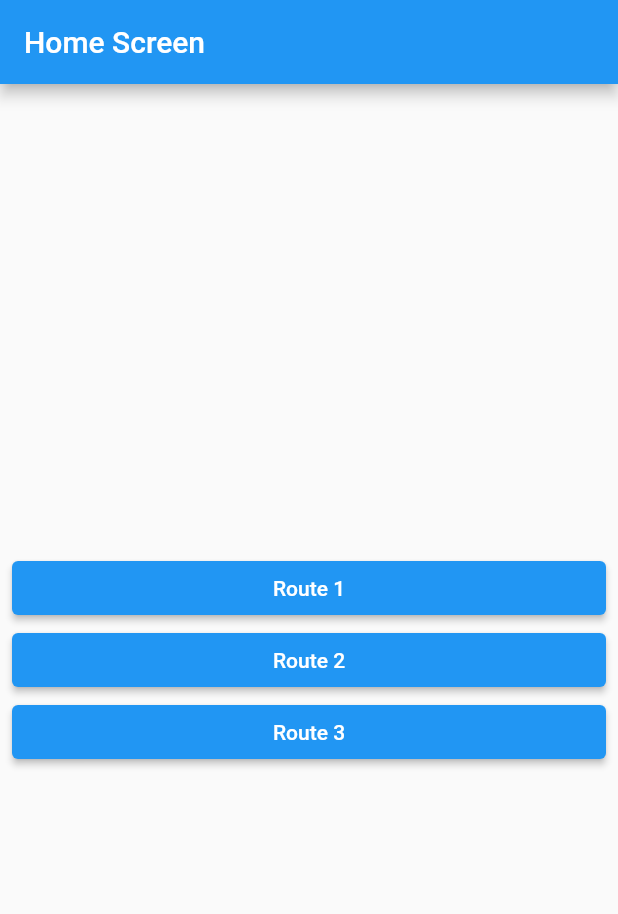
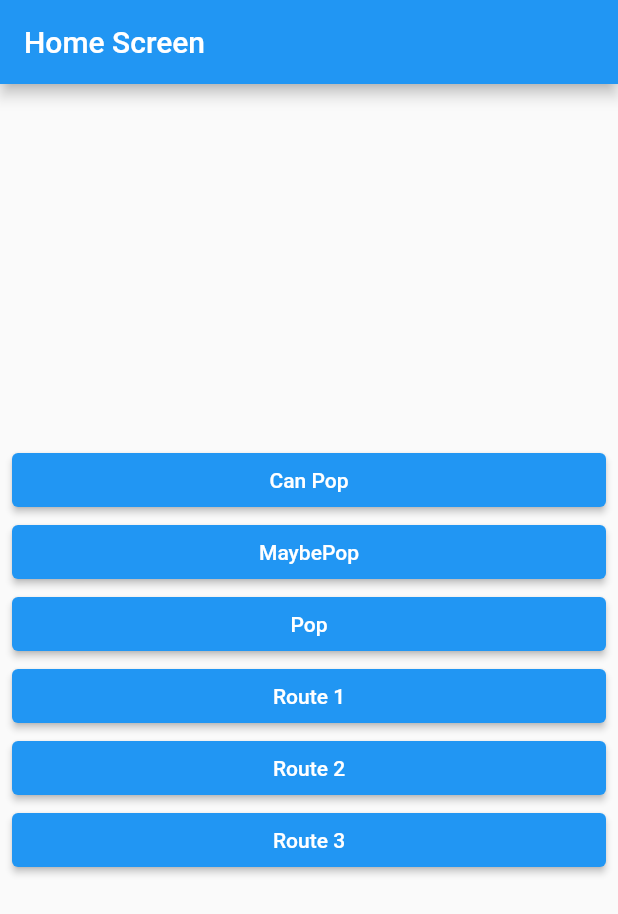
Before and after one commit to Jeffrey-Oh/flutter-navigation, a Flutter app: the screen it shows after launch, on a phone screen of 412 x 824 dp. Shown: the top 914 px of the screen. Run offline on Flutter 3.47's test engine with Material 2 defaults, Android fonts, the phone set to English and light mode, and no system bars.

Commit message:
알고있으면 좋은 Pop Method

```diff
--- a/lib/screen/home/HomeScreen.dart
+++ b/lib/screen/home/HomeScreen.dart
@@ -9,10 +9,47 @@ class HomeScreen extends StatelessWidget {
 
   @override
   Widget build(BuildContext context) {
-    return MainLayout(
+    return WillPopScope(
+      onWillPop: () async {
+        // 시스템에서 뒤로가기를 막고싶은 경우
+        // true - pop 가능
+        // false - pop 불가능
+        // 작업실행
+        final canPop = Navigator.of(context).canPop();
+
+        return canPop;
+      },
+      child: MainLayout(
         title: 'Home Screen',
         children: [
-        for (int i=1; i<=3; i++) ElevatedButton(
+          ElevatedButton(
+            onPressed: () {
+              print(Navigator.of(context).canPop());
+            },
+            child: Text(
+              'Can Pop',
+            ),
+          ),
+          // MaybePop 더이상 뒤로 돌아갈 수 있는 위젯이 없을 때
+          // pop 할 수 없게 막을 수 있음
+          ElevatedButton(
+            onPressed: () {
+              Navigator.of(context).maybePop();
+            },
+            child: Text(
+              'MaybePop',
+            ),
+          ),
+          ElevatedButton(
+            onPressed: () {
+              Navigator.of(context).pop();
+            },
+            child: Text(
+              'Pop',
+            ),
+          ),
+          for (int i = 1; i <= 3; i++)
+            ElevatedButton(
               onPressed: () async {
                 final result = await Navigator.of(context).push(
                   MaterialPageRoute(
@@ -46,6 +83,7 @@ class HomeScreen extends StatelessWidget {
               ),
             ),
         ],
+      ),
     );
   }
 }
--- a/lib/screen/route/RouteOneScreen.dart
+++ b/lib/screen/route/RouteOneScreen.dart
@@ -18,6 +18,22 @@ class RouteOneScreen extends StatelessWidget {
         ),
         ElevatedButton(
           onPressed: () {
+            print(Navigator.of(context).canPop());
+          },
+          child: Text(
+            'Can Pop',
+          ),
+        ),
+        ElevatedButton(
+          onPressed: () {
+            Navigator.of(context).maybePop();
+          },
+          child: Text(
+            'MaybePop',
+          ),
+        ),
+        ElevatedButton(
+          onPressed: () {
             Navigator.of(context).pop(456);
           },
           child: Text(
@@ -28,11 +44,10 @@ class RouteOneScreen extends StatelessWidget {
           onPressed: () {
             Navigator.of(context).push(
               MaterialPageRoute(
-                builder: (_) => RouteTwoScreen(),
-                settings: RouteSettings(
-                  arguments: 789,
-                )
-              ),
+                  builder: (_) => RouteTwoScreen(),
+                  settings: RouteSettings(
+                    arguments: 789,
+                  )),
             );
           },
           child: Text(
```
Also changed, not shown: 1 other file. Lines whose indentation alone changed are shown as unchanged.
